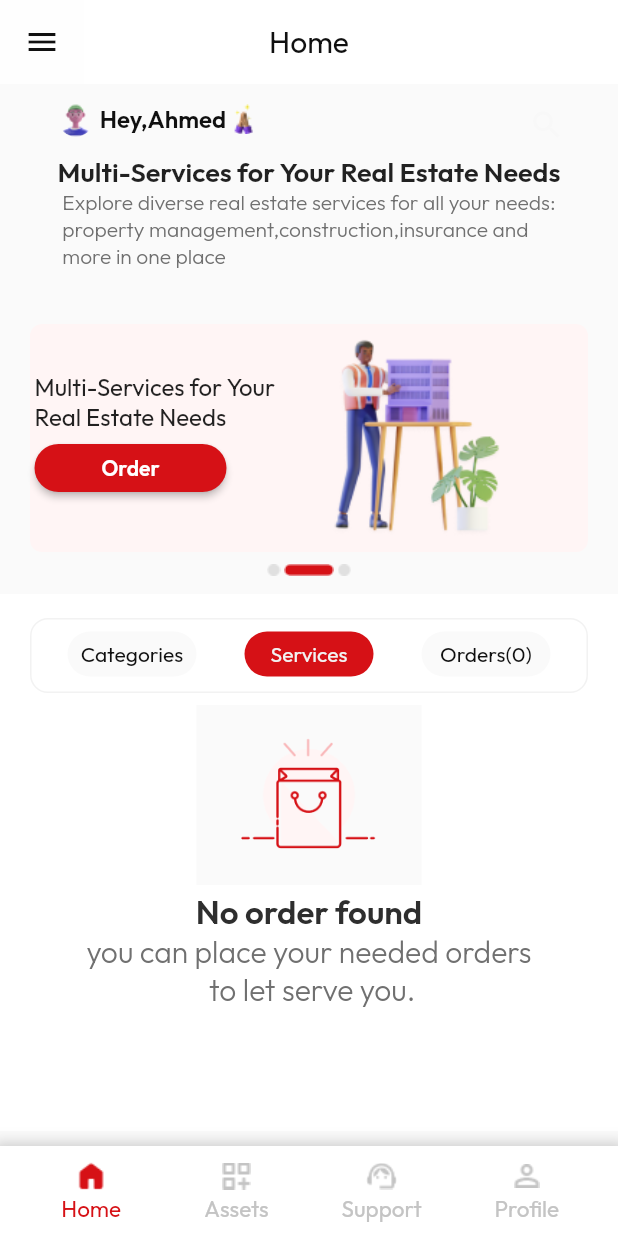
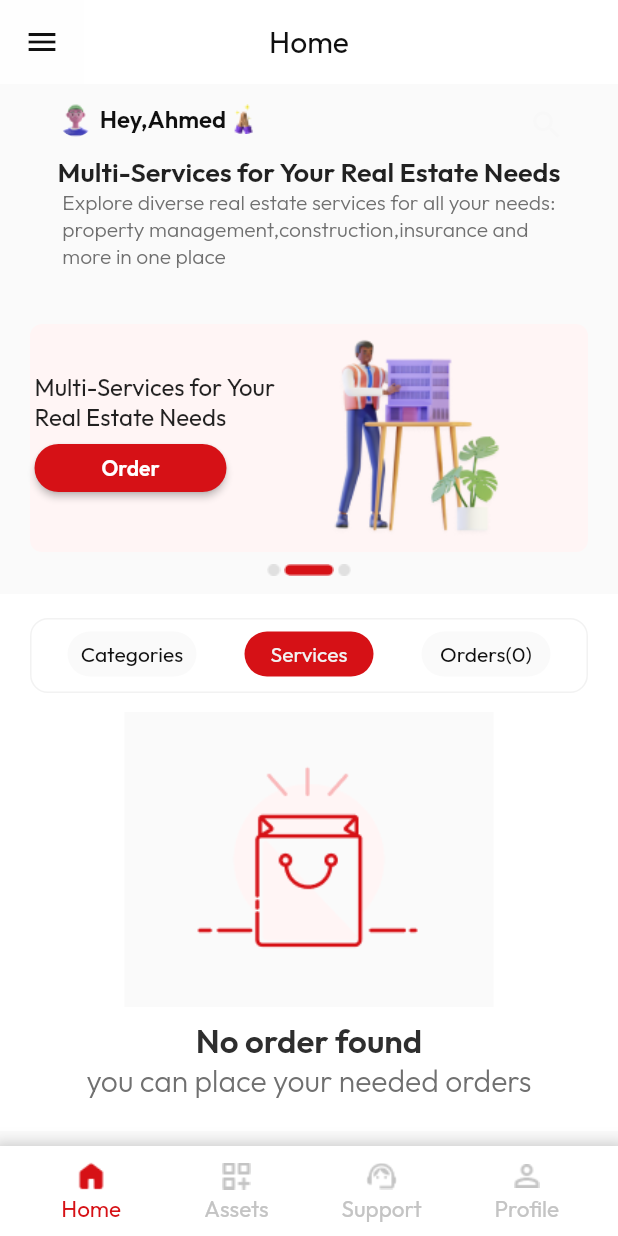
Before and after one commit to AbdelrahmanZeid/Task, a Flutter app: the screen it shows after launch, tab 2 chosen, on a phone screen of 412 x 824 dp. Run offline on Flutter 3.47's test engine with Material 2 defaults, Android fonts, the phone set to English and light mode, and no system bars; our stand-ins replace dio; network calls fail.

Commit message:
finish project 2

```diff
--- a/lib/Presentation/Dashboard/body/body.dart
+++ b/lib/Presentation/Dashboard/body/body.dart
@@ -2,6 +2,7 @@ import 'package:flutter/material.dart';
 import 'package:task/presentation/dashboard/body/lower_body_section.dart';
 import 'package:task/presentation/dashboard/body/middle_body_section.dart';
 import 'package:task/presentation/dashboard/body/upper_body_section.dart';
+import 'package:task/presentation/resources/constants.dart';
 import 'package:task/presentation/resources/values_manager.dart';
 
 class CustomBody extends StatelessWidget {
@@ -9,7 +10,7 @@ class CustomBody extends StatelessWidget {
 
   @override
   Widget build(BuildContext context) {
-    return const Column(
+    return const  Column(
       children: [
         UpperBodySection(),
         SizedBox(
--- a/lib/Presentation/Dashboard/body/widgets/empty_state.dart
+++ b/lib/Presentation/Dashboard/body/widgets/empty_state.dart
@@ -2,6 +2,7 @@ import 'package:flutter/material.dart';
 import 'package:task/presentation/resources/app_strings.dart';
 import 'package:task/presentation/resources/assets_manager.dart';
 import 'package:task/presentation/resources/color_manager.dart';
+import 'package:task/presentation/resources/constants.dart';
 import 'package:task/presentation/resources/font_manager.dart';
 import 'package:task/presentation/resources/values_manager.dart';
 //create an empty state
@@ -11,13 +12,13 @@ class EmptyState extends StatelessWidget {
   @override
   Widget build(BuildContext context) {
     return Container(
-      height: 296,
+      height: getHeight(context)*.25,
       child: Column(
         children: [
           Image.asset(
             AssetsManager.emptyState,
-            width: 250,
-            height: 120,
+            width: getWidth(context)*.6,
+            height: getHeight(context)*.25,
           ),
           const SizedBox(
             height: AppSize.s4,
```
